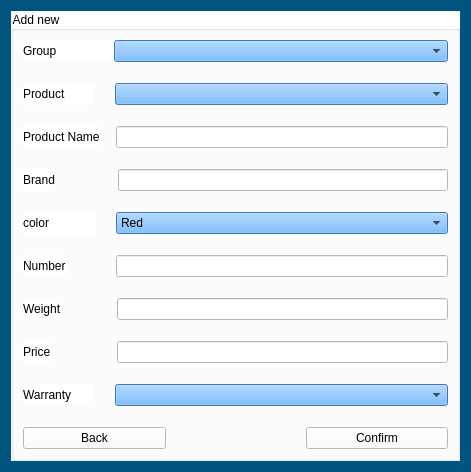
Qt form Login_And_Admin/addproduct.ui (AP-projects-4001/esm-nadarim) before a commit.
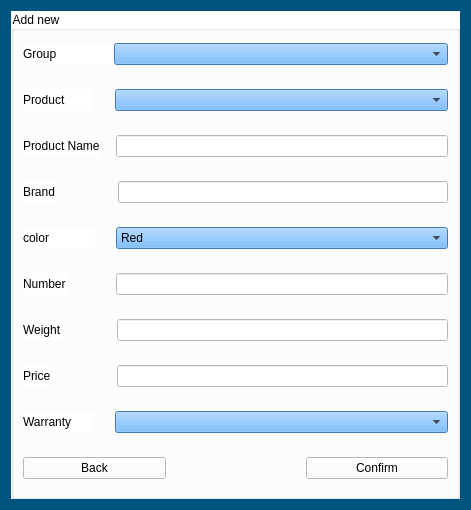
The same form after that commit.

```diff
--- a/Login_And_Admin/addproduct.ui
+++ b/Login_And_Admin/addproduct.ui
@@ -7,9 +7,21 @@
     <x>0</x>
     <y>0</y>
     <width>471</width>
-    <height>414</height>
+    <height>510</height>
    </rect>
   </property>
+  <property name="minimumSize">
+   <size>
+    <width>471</width>
+    <height>510</height>
+   </size>
+  </property>
+  <property name="maximumSize">
+   <size>
+    <width>471</width>
+    <height>510</height>
+   </size>
+  </property>
   <property name="windowTitle">
    <string>Form</string>
   </property>
```
